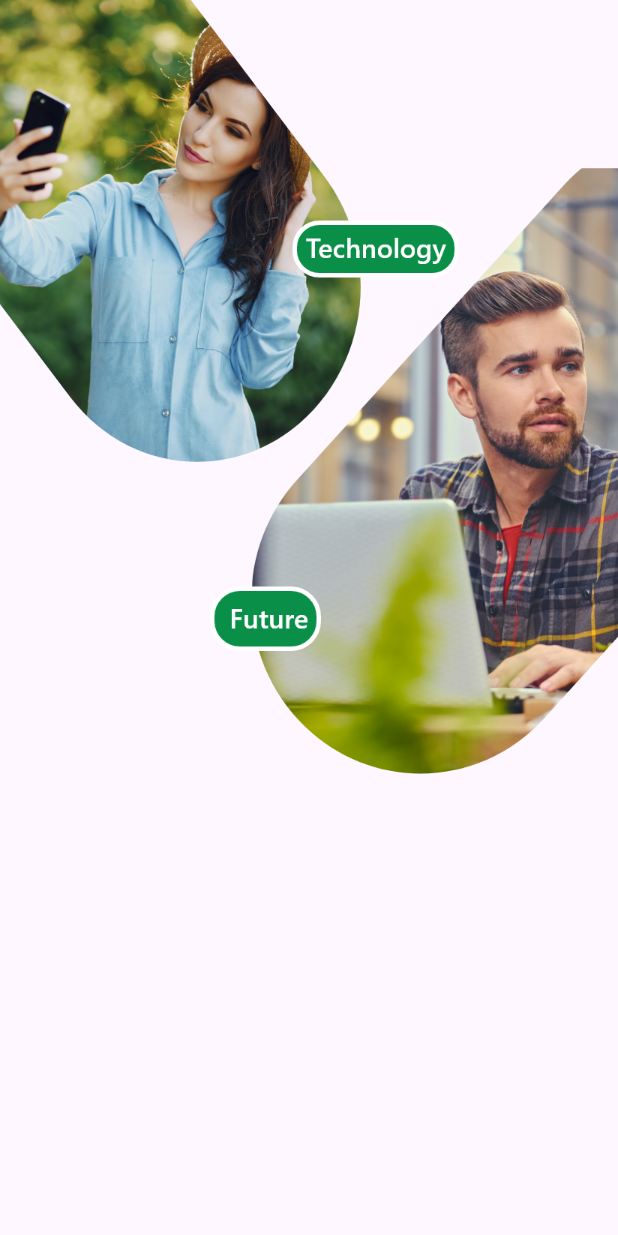
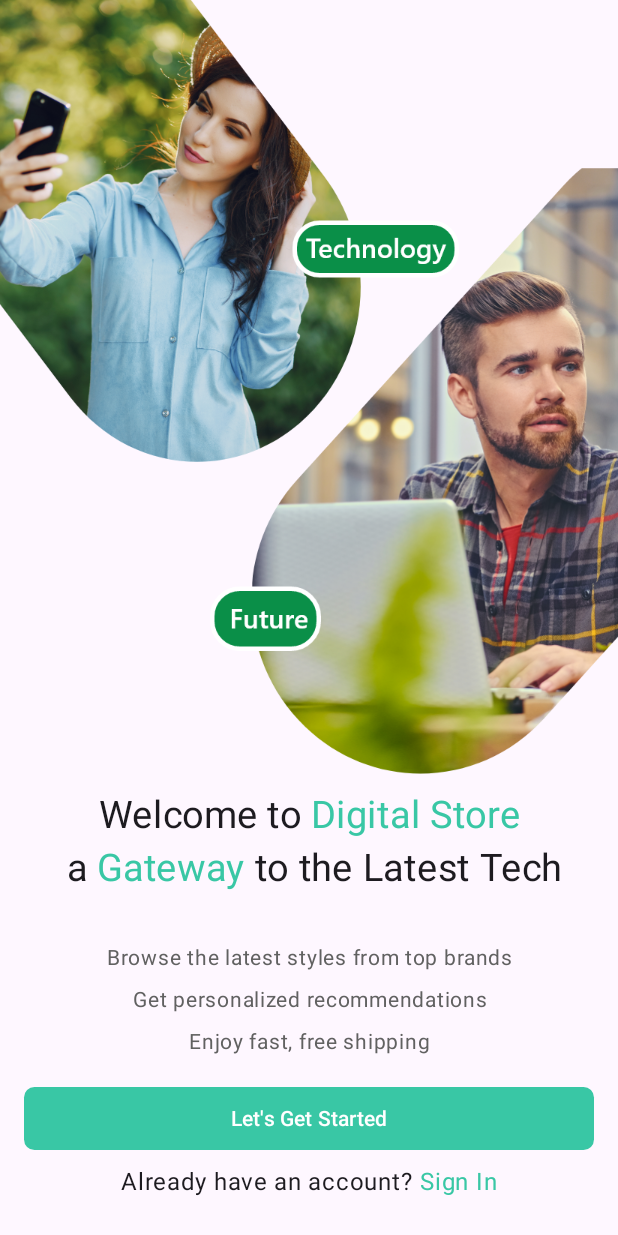
Before and after one commit to ArchikDev/OnlineShopComputers, an Android app built with Jetpack Compose: the screen it shows after launch (MainActivity), on a phone screen of 412 x 824 dp. Run offline under Robolectric (Android 15) with nearby library versions, the phone set to English and light mode, and no system bars.

Commit message:
onboarding screen markup

```diff
--- a/app/src/main/java/com/ar4uk/onlineshopcomputers/presentation/OnboardingScreen.kt
+++ b/app/src/main/java/com/ar4uk/onlineshopcomputers/presentation/OnboardingScreen.kt
@@ -2,14 +2,27 @@ package com.ar4uk.onlineshopcomputers.presentation
 
 import androidx.compose.foundation.Image
 import androidx.compose.foundation.layout.Column
-import androidx.compose.foundation.layout.fillMaxHeight
+import androidx.compose.foundation.layout.Row
+import androidx.compose.foundation.layout.Spacer
 import androidx.compose.foundation.layout.fillMaxWidth
+import androidx.compose.foundation.layout.height
+import androidx.compose.foundation.layout.padding
+import androidx.compose.material3.Text
 import androidx.compose.runtime.Composable
 import androidx.compose.ui.Alignment
 import androidx.compose.ui.Modifier
 import androidx.compose.ui.layout.ContentScale
 import androidx.compose.ui.res.painterResource
+import androidx.compose.ui.text.SpanStyle
+import androidx.compose.ui.text.buildAnnotatedString
+import androidx.compose.ui.text.style.TextAlign
+import androidx.compose.ui.text.withStyle
+import androidx.compose.ui.unit.dp
+import androidx.compose.ui.unit.sp
 import com.ar4uk.onlineshopcomputers.R
+import com.ar4uk.onlineshopcomputers.presentation.components.DefaultButton
+import com.ar4uk.onlineshopcomputers.presentation.ui.theme.DarkGrey
+import com.ar4uk.onlineshopcomputers.presentation.ui.theme.Green
 
 @Composable
 fun OnboardingScreen() {
@@ -22,5 +35,66 @@ fun OnboardingScreen() {
             alignment = Alignment.BottomCenter,
             contentDescription = null
         )
+        Spacer(modifier = Modifier.height(2.dp))
+
+        Column(
+            modifier = Modifier
+                .fillMaxWidth()
+                .padding(start = 16.dp, end = 16.dp, bottom = 24.dp),
+            horizontalAlignment = Alignment.CenterHorizontally
+        ) {
+            Text(
+                modifier = Modifier.fillMaxWidth(),
+                text = buildAnnotatedString {
+                    append("Welcome to ")
+
+                    withStyle(SpanStyle(color = Green)) {
+                        append("Digital Store\n")
+                    }
+
+                    append(" a ")
+
+                    withStyle(SpanStyle(color = Green)) {
+                        append("Gateway")
+                    }
+
+                    append(" to the Latest Tech")
+                },
+                fontSize = 25.sp,
+                textAlign = TextAlign.Center,
+                lineHeight = 35.sp
+            )
+            Spacer(modifier = Modifier.weight(1f))
+            Text(
+                text = "Browse the latest styles from top brands\nGet personalized recommendations\nEnjoy fast, free shipping",
+                textAlign = TextAlign.Center,
+                fontSize = 14.sp,
+                lineHeight = 28.sp,
+                color = DarkGrey
+            )
+            Spacer(modifier = Modifier.height(15.dp))
+            DefaultButton(
+                modifier = Modifier.fillMaxWidth(),
+                onClick = {}
+            ) {
+                Text(
+                    text = "Let's Get Started"
+                )
+            }
+
+            Spacer(modifier = Modifier.height(10.dp))
+
+            Row {
+                Text(
+                    text = "Already have an account? "
+                )
+
+                Text(
+                    text = "Sign In",
+                    color = Green
+                )
+            }
+
+        }
     }
 }
--- /dev/null
+++ b/app/src/main/java/com/ar4uk/onlineshopcomputers/presentation/components/common.kt
@@ -0,0 +1,36 @@
+package com.ar4uk.onlineshopcomputers.presentation.components
+
+import androidx.compose.foundation.layout.RowScope
+import androidx.compose.foundation.layout.height
+import androidx.compose.foundation.shape.RoundedCornerShape
+import androidx.compose.material3.Button
+import androidx.compose.material3.ButtonColors
+import androidx.compose.material3.ButtonDefaults
+import androidx.compose.runtime.Composable
+import androidx.compose.ui.Modifier
+import androidx.compose.ui.graphics.Color
+import androidx.compose.ui.unit.dp
+import com.ar4uk.onlineshopcomputers.presentation.ui.theme.Green
+
+@Composable
+fun DefaultButton(
+    modifier: Modifier = Modifier,
+    onClick: () -> Unit,
+    colors: ButtonColors = ButtonDefaults.buttonColors(
+        containerColor = Green,
+        contentColor = Color.White,
+        disabledContainerColor = Color.Transparent,
+        disabledContentColor = Color.Black
+    ),
+    enabled: Boolean = true,
+    content: @Composable RowScope.() -> Unit
+) {
+    Button(
+        modifier = Modifier.height(42.dp).then(modifier),
+        onClick = onClick,
+        colors = colors,
+        enabled = enabled,
+        shape = RoundedCornerShape(7.dp),
+        content = content
+    )
+}
--- a/app/src/main/java/com/ar4uk/onlineshopcomputers/presentation/ui/theme/Color.kt
+++ b/app/src/main/java/com/ar4uk/onlineshopcomputers/presentation/ui/theme/Color.kt
@@ -9,3 +9,9 @@ val Pink80 = Color(0xFFEFB8C8)
 val Purple40 = Color(0xFF6650a4)
 val PurpleGrey40 = Color(0xFF625b71)
 val Pink40 = Color(0xFF7D5260)
+
+val Green = Color(0xFF39c7a5)
+val LightGreen = Color(0xFFe0f2ed)
+val Grey = Color(0xFF919191)
+val DarkGrey = Color(0xFF616161)
+val LightGrey = Color(0xFFe9e9e9)
--- a/app/src/main/res/values/colors.xml
+++ b/app/src/main/res/values/colors.xml
@@ -9,10 +9,4 @@
 
     <color name="black">#FF000000</color>
     <color name="white">#FFFFFFFF</color>
-
-    <color name="green">#39c7a5</color>
-    <color name="lightGreen">#e0f2ed</color>
-    <color name="grey">#919191</color>
-    <color name="darkGrey">#616161</color>
-    <color name="lightGrey">#e9e9e9</color>
 </resources>
```
